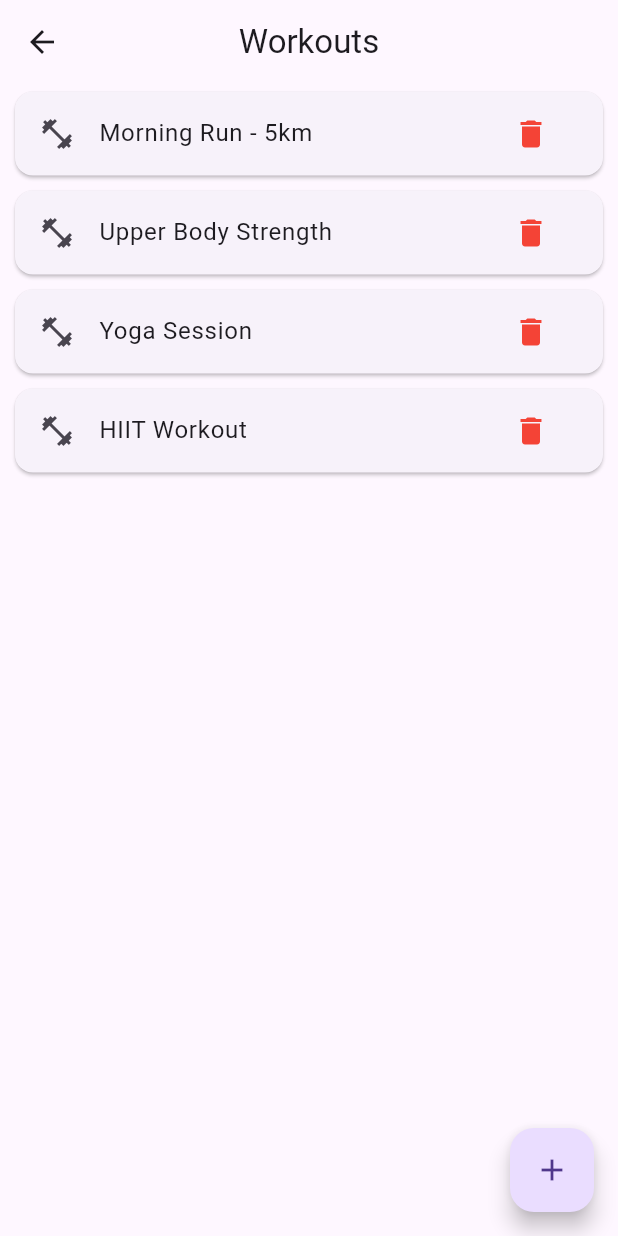
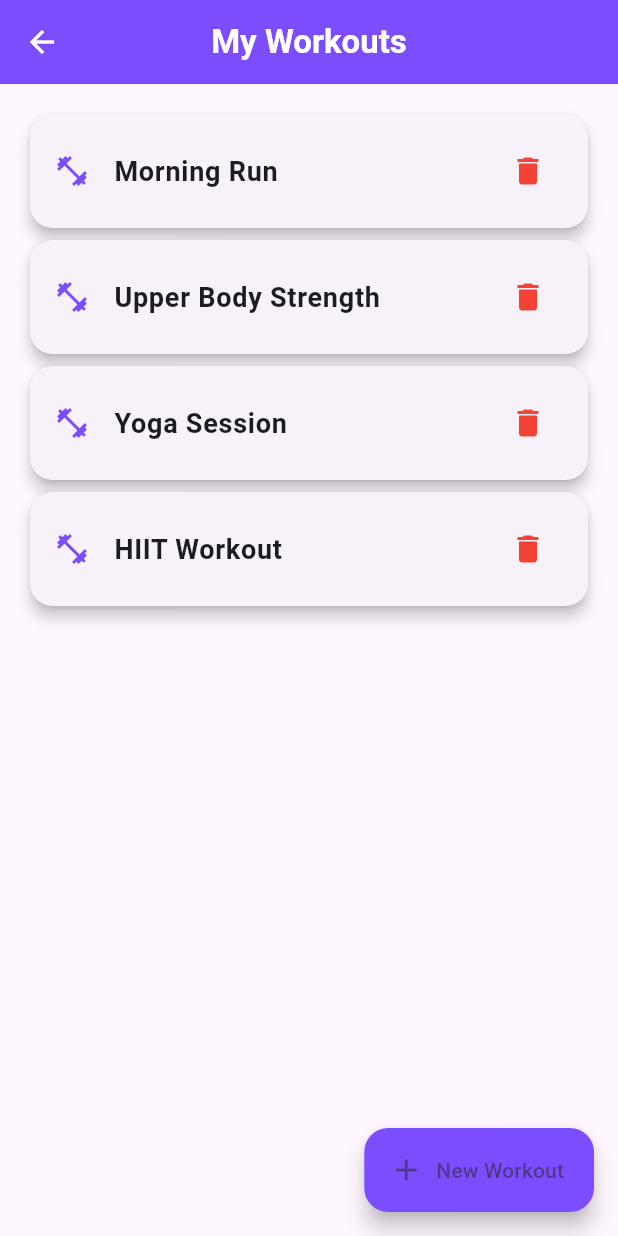
Before and after one commit to SamuelSam2005/CPDSamuelSammut2025HA, a Flutter app: the MainPage screen opened directly, on a phone screen of 412 x 824 dp. Run offline on Flutter 3.47's test engine with Material 3 defaults, Android fonts, the phone set to English and light mode, and no system bars.

Commit message:
Improved UI for Main Page and Add Workout Page

```diff
--- a/lib/screens/main_page.dart
+++ b/lib/screens/main_page.dart
@@ -1,5 +1,5 @@
 import 'package:flutter/material.dart';
-import 'add_workout_page.dart'; // Import the AddWorkoutPage
+import 'add_workout_page.dart';
 
 class MainPage extends StatefulWidget {
   const MainPage({super.key});
@@ -10,7 +10,7 @@ class MainPage extends StatefulWidget {
 
 class _MainPageState extends State<MainPage> {
   List<String> workouts = [
-    "Morning Run - 5km",
+    "Morning Run",
     "Upper Body Strength",
     "Yoga Session",
     "HIIT Workout"
@@ -22,36 +22,54 @@ class _MainPageState extends State<MainPage> {
     });
   }
 
+  void _removeWorkout(int index) {
+    setState(() {
+      workouts.removeAt(index);
+    });
+  }
+
   @override
   Widget build(BuildContext context) {
     return Scaffold(
       appBar: AppBar(
-        title: const Text('Workouts'),
+        title: const Text('My Workouts', style: TextStyle(fontSize: 22, fontWeight: FontWeight.bold)),
         centerTitle: true,
+        elevation: 0,
+        backgroundColor: Colors.deepPurpleAccent,
+        foregroundColor: Colors.white,
       ),
       body: workouts.isEmpty
-          ? const Center(child: Text("No workouts added yet!"))
+          ? const Center(
+              child: Text(
+                "No workouts added yet!",
+                style: TextStyle(fontSize: 18, fontWeight: FontWeight.bold, color: Colors.grey),
+              ),
+            )
           : ListView.builder(
+              padding: const EdgeInsets.all(16),
               itemCount: workouts.length,
               itemBuilder: (context, index) {
                 return Card(
-                  margin: const EdgeInsets.symmetric(horizontal: 10, vertical: 5),
+                  shape: RoundedRectangleBorder(
+                    borderRadius: BorderRadius.circular(15),
+                  ),
+                  elevation: 4,
                   child: ListTile(
-                    title: Text(workouts[index]),
-                    leading: const Icon(Icons.fitness_center),
+                    contentPadding: const EdgeInsets.symmetric(vertical: 10, horizontal: 16),
+                    title: Text(
+                      workouts[index],
+                      style: const TextStyle(fontSize: 18, fontWeight: FontWeight.w600),
+                    ),
+                    leading: const Icon(Icons.fitness_center, color: Colors.deepPurpleAccent),
                     trailing: IconButton(
                       icon: const Icon(Icons.delete, color: Colors.red),
-                      onPressed: () {
-                        setState(() {
-                          workouts.removeAt(index);
-                        });
-                      },
+                      onPressed: () => _removeWorkout(index),
                     ),
                   ),
                 );
               },
             ),
-      floatingActionButton: FloatingActionButton(
+      floatingActionButton: FloatingActionButton.extended(
         onPressed: () async {
           final result = await Navigator.push(
             context,
@@ -62,7 +80,9 @@ class _MainPageState extends State<MainPage> {
             _addNewWorkout(result);
           }
         },
-        child: const Icon(Icons.add),
+        icon: const Icon(Icons.add),
+        label: const Text("New Workout"),
+        backgroundColor: Colors.deepPurpleAccent,
       ),
     );
   }
```
Also changed, not shown: lib/screens/add_workout_page.dart (+53 -15 lines).
